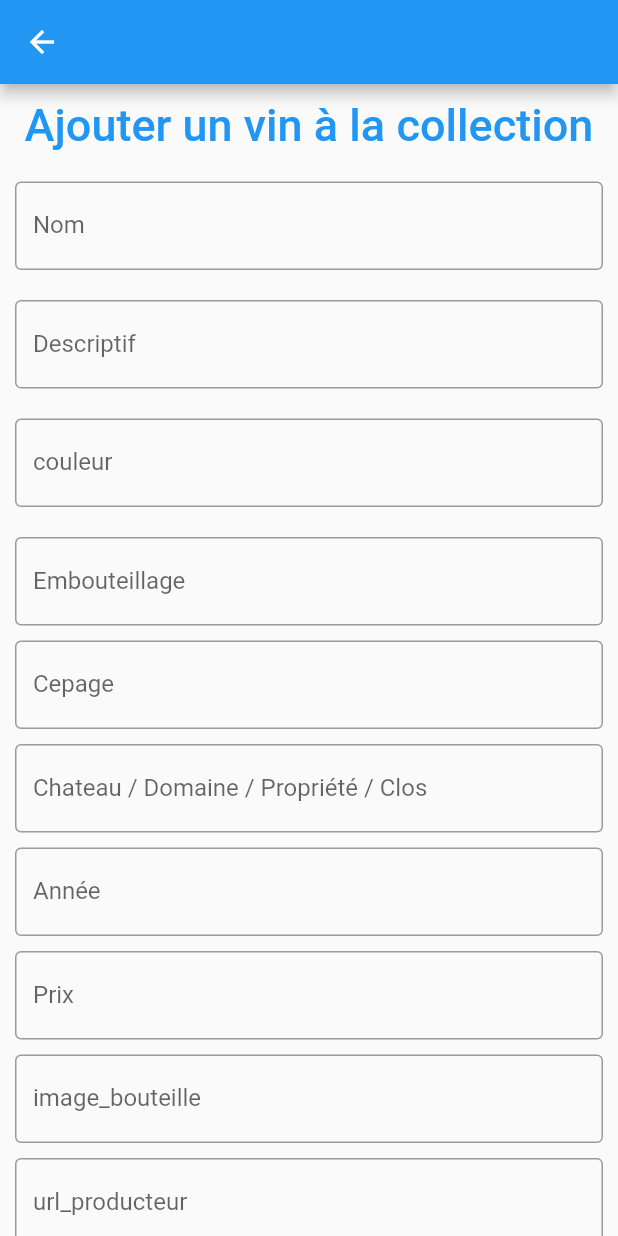
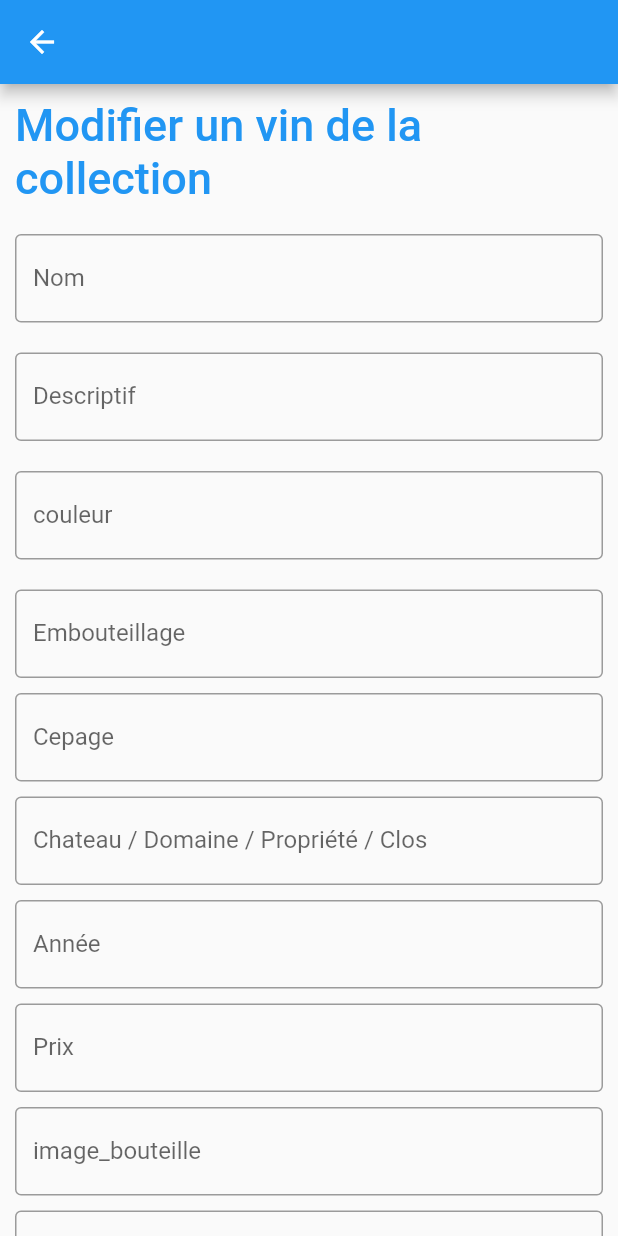
Before and after one commit to SorenMarcelino/Shawine, a Flutter app: the EditVinPage screen opened directly with empty values, on a phone screen of 412 x 824 dp. Run offline on Flutter 3.47's test engine with Material 2 defaults, Android fonts, the phone set to English and light mode, and no system bars; our stand-ins replace camera; missing offline and left inert: flutter_session_manager, flutter_tesseract_ocr; network calls fail.

Commit message:
Fix edit vin page name + title

```diff
--- a/lib/detail_vin_page.dart
+++ b/lib/detail_vin_page.dart
@@ -641,15 +641,6 @@ class _DetailVinState extends State<DetailVin> {
         ],
       );
 
-  /*if (moyenne != null) ...[
-  Text(
-  moyenne.toString(),
-  style: TextStyle(fontSize: 20),
-  textAlign: TextAlign.center,
-  ),
-  Icon(Icons.star),
-  ],*/
-
   @override
   Widget build(BuildContext context) {
     return Scaffold(
@@ -666,7 +657,7 @@ class _DetailVinState extends State<DetailVin> {
                   context,
                   MaterialPageRoute(
                       builder: (context) => EditVinPage(
-                          title: "Ajouter un vin",
+                          title: "Modifier un vin",
                           id: widget.id,
                           nom: widget.nom,
                           descriptif: widget.descriptif,
@@ -710,9 +701,6 @@ class _DetailVinState extends State<DetailVin> {
                   textAlign: TextAlign.center,
                 ),
               ),
-              //Row(
-              //mainAxisAlignment: MainAxisAlignment.center,
-              //children: <Widget>[
               FutureBuilder<List<Commentaires>>(
                   future: commentairesFuture,
                   builder: (context, snapshot) {
@@ -729,8 +717,6 @@ class _DetailVinState extends State<DetailVin> {
                       return const Text('Pas de données vin.');
                     }
                   }),
-              //],
-              //),
               Card(
                 child: ListTile(
                   onTap: () {},
--- a/lib/edit_vin_page.dart
+++ b/lib/edit_vin_page.dart
@@ -166,7 +166,7 @@ class _EditVinPageState extends State<EditVinPage> {
                   alignment: Alignment.center,
                   padding: const EdgeInsets.all(10),
                   child: const Text(
-                    'Ajouter un vin à la collection',
+                    'Modifier un vin de la collection',
                     style: TextStyle(
                         color: Colors.blue,
                         fontWeight: FontWeight.w500,
```
